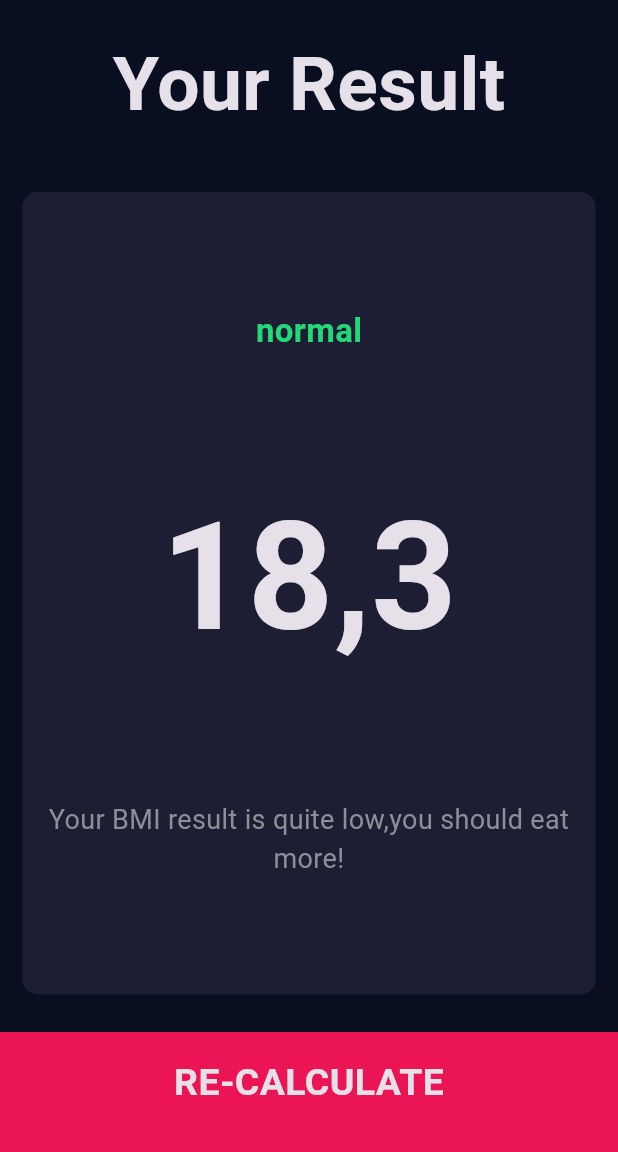
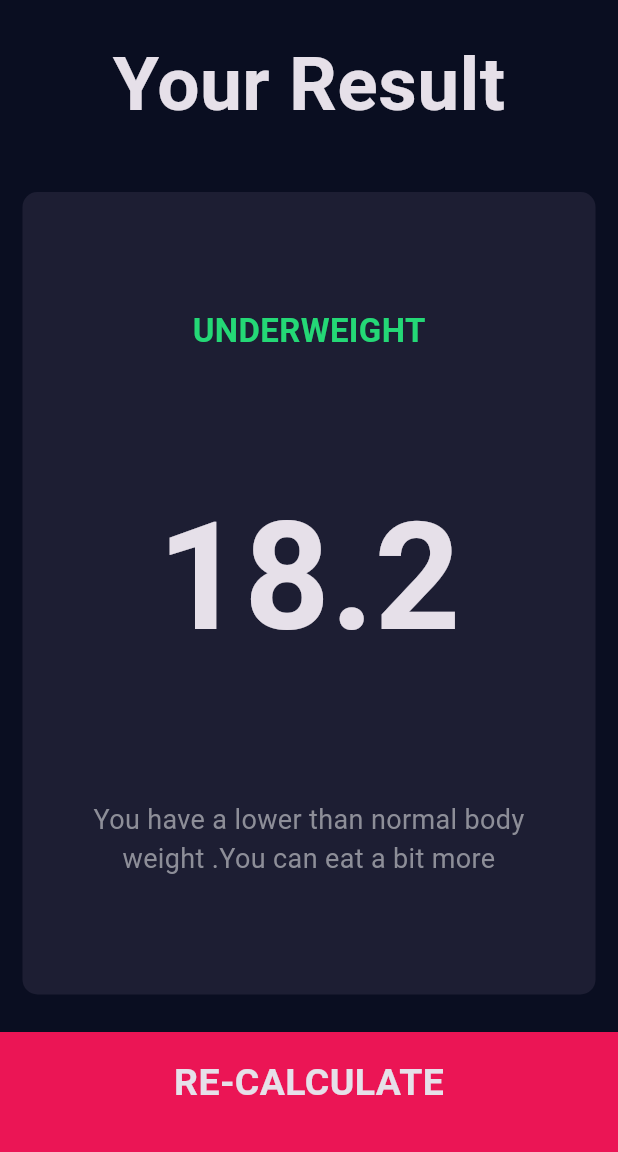
Before and after one commit to NersisVah/bmi_calculator, a Flutter app: the screen it shows after launch, after a tap on "CALCULATE", on a phone screen of 412 x 824 dp, the part 84-1236 px from its top. Run offline on Flutter 3.47's test engine with Material 3 defaults, Android fonts, the phone set to English and light mode, and no system bars; our stand-ins replace font_awesome_flutter; missing offline and left inert: dart:ffi.

Commit message:
last commit

```diff
--- a/lib/Screens/input_page.dart
+++ b/lib/Screens/input_page.dart
@@ -8,6 +8,7 @@ import 'package:font_awesome_flutter/font_awesome_flutter.dart';
 import '../components/bottom_button.dart';
 import '../components/icon_content.dart';
 import '../constants.dart';
+import 'package:bmi_calculator_flutter/calculator_brain.dart';
 
 enum Gender {
   MALE,
@@ -243,8 +244,15 @@ class _InputPageState extends State<InputPage> {
           BottomButton(
             buttonTitle: 'calculate',
             onTap: () {
+              CalculatorBrain calculatorBrain = CalculatorBrain(height: height,weight: weight);
+              String bmiResult = calculatorBrain.calculateBMI();
+
               Navigator.push(context,
-                  MaterialPageRoute(builder: (context) => new ResultsPage()));
+                  MaterialPageRoute(builder: (context) => new ResultsPage(
+                    result: calculatorBrain.getResult(),
+                    bmiResult: bmiResult,
+                    interpretation: calculatorBrain.getInterpretation(),
+                  )));
             },
           ),
         ],
--- a/lib/Screens/results_page.dart
+++ b/lib/Screens/results_page.dart
@@ -7,6 +7,12 @@ import 'input_page.dart';
 
 
 class ResultsPage extends StatelessWidget {
+  late final String result;
+  late final String bmiResult;
+  late final String interpretation;
+
+
+  ResultsPage({required this.result, required this.bmiResult, required this.interpretation});
 
   @override
   Widget build(BuildContext context) {
@@ -33,9 +39,9 @@ class ResultsPage extends StatelessWidget {
                   mainAxisAlignment: MainAxisAlignment.spaceEvenly,
                   crossAxisAlignment: CrossAxisAlignment.center,
                   children: [
-                    Text('normal',style: kResultTextStyle,),
-                    Text('18,3',style: kBMITextStyle,),
-                    Text('Your BMI result is quite low,you should eat more!', style: KLabelTextStyle,textAlign: TextAlign.center,)
+                    Text(result.toUpperCase(),style: kResultTextStyle,),
+                    Text(bmiResult,style: kBMITextStyle,),
+                    Text(interpretation, style: KLabelTextStyle,textAlign: TextAlign.center,)
 
                   ],
                 ),
--- a/lib/calculator_brain.dart
+++ b/lib/calculator_brain.dart
@@ -0,0 +1,32 @@
+
+
+import 'dart:math';
+
+class CalculatorBrain {
+  final height;
+  final weight;
+  double? _bmi;
+
+  CalculatorBrain({this.height, this.weight});
+
+  String calculateBMI(){
+    _bmi = weight / pow(height/100 , 2);
+    return _bmi!.toStringAsFixed(1);
+  }
+
+  String getResult(){
+    if(_bmi! >= 25){
+      return 'Overweight';
+    }else if(_bmi! >= 18.5) {return 'normal';
+    }else {return 'Underweight';}
+
+  }
+  String getInterpretation(){
+    if(_bmi! >= 25){
+      return 'You have a higher than normal body weight . Try to exercise more.';
+    }else if(_bmi! >= 18.5) {
+      return 'You have a normal body weight .Good Job!';
+    }else {return 'You have a lower than normal body weight .You can eat a bit more';}
+
+  }
+}
```
Also changed, not shown: lib/Listen.dart (+5 -14 lines).
